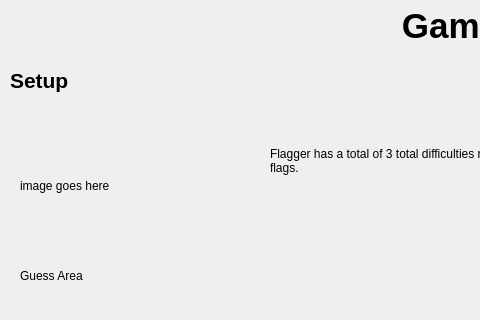
jesseandringa/FlagApp, file gamewindowhelp.ui: the form before one commit; both pictures show x 0 to 480 and y 0 to 320 of the 990 by 682 pixel window.
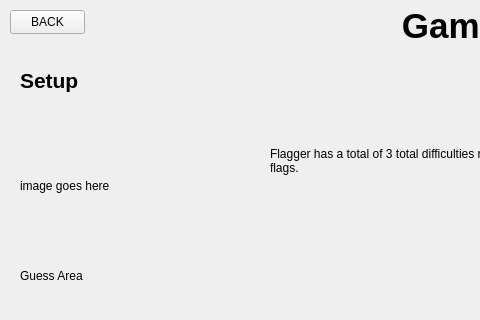
The form after the commit.

Commit message: Back button functionality for help window to game

```diff
--- a/gamewindowhelp.ui
+++ b/gamewindowhelp.ui
@@ -38,7 +38,7 @@
   <widget class="QLabel" name="label_2">
    <property name="geometry">
     <rect>
-     <x>10</x>
+     <x>20</x>
      <y>60</y>
      <width>121</width>
      <height>41</height>
@@ -135,6 +135,19 @@
     <string>Feedback</string>
    </property>
   </widget>
+  <widget class="QPushButton" name="backButton">
+   <property name="geometry">
+    <rect>
+     <x>10</x>
+     <y>10</y>
+     <width>75</width>
+     <height>24</height>
+    </rect>
+   </property>
+   <property name="text">
+    <string>BACK</string>
+   </property>
+  </widget>
  </widget>
  <resources/>
  <connections/>
```
The commit also changes 5 other files.
